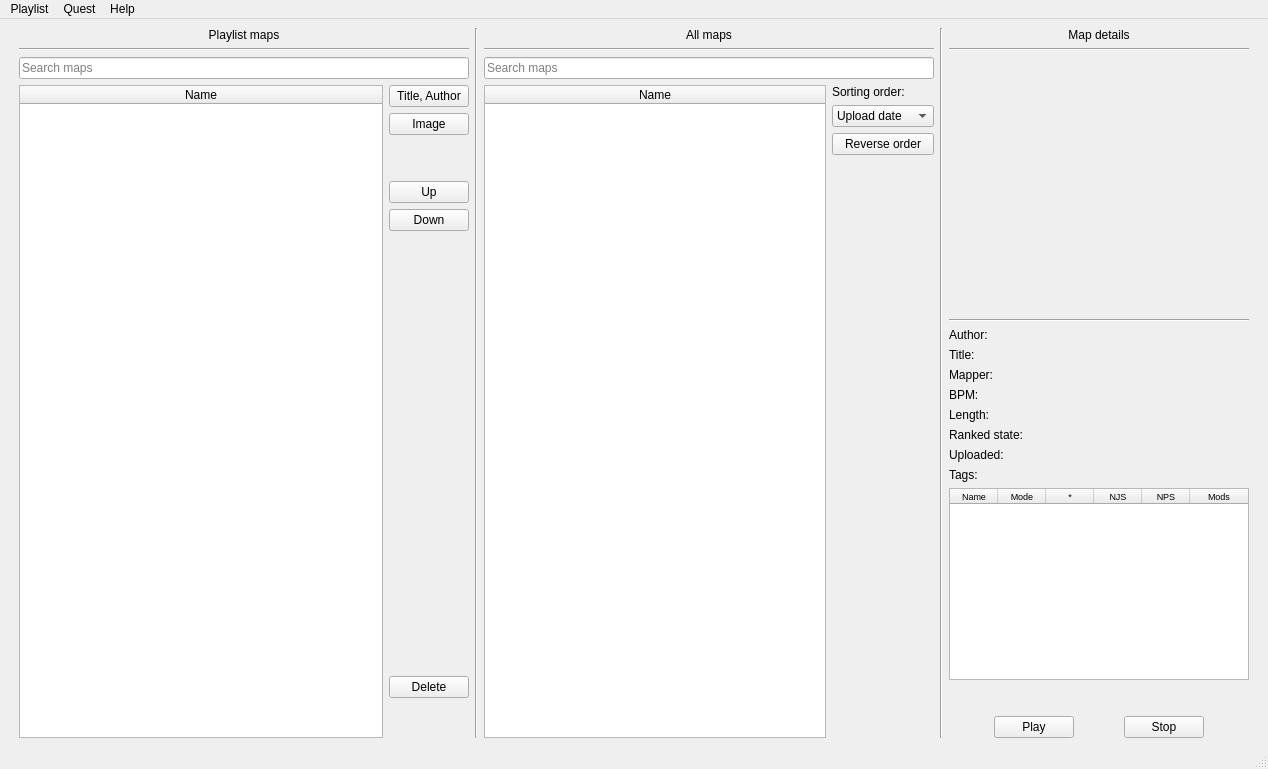
Before: the Qt Designer form ui/main.ui in Unvire/Quest3-beatsaber-playlist-manager, drawn with Qt 5.
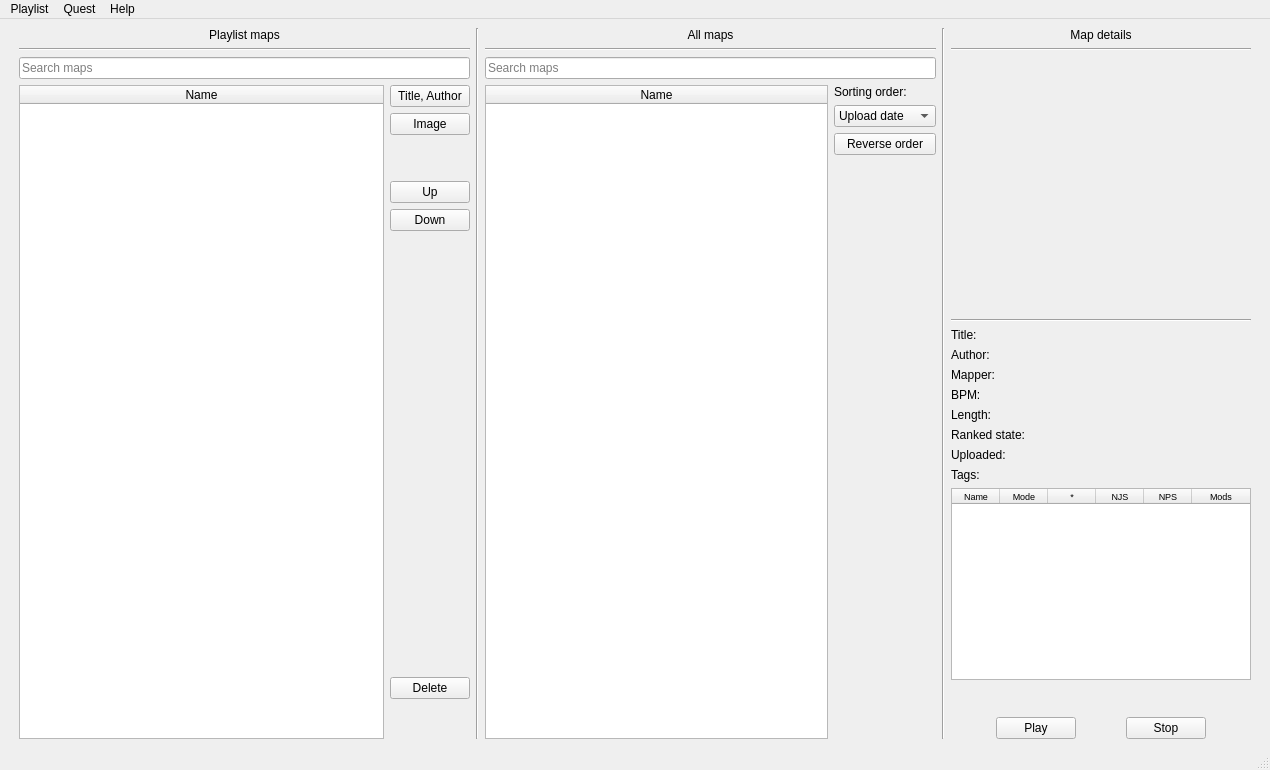
After: the same form once the commit is applied.

Commit message: Labels have constant size with elide text if they are too long. Their size adjust to main window resize

The edit to the form file:
```diff
--- a/ui/main.ui
+++ b/ui/main.ui
@@ -6,8 +6,8 @@
    <rect>
     <x>0</x>
     <y>0</y>
-    <width>1268</width>
-    <height>769</height>
+    <width>1270</width>
+    <height>770</height>
    </rect>
   </property>
   <property name="windowTitle">
@@ -391,20 +391,47 @@
         </item>
         <item>
          <widget class="QLabel" name="mapTitleLabel">
+          <property name="minimumSize">
+           <size>
+            <width>100</width>
+            <height>0</height>
+           </size>
+          </property>
+          <property name="toolTip">
+           <string>Title:</string>
+          </property>
           <property name="text">
-           <string>Author:</string>
+           <string>Title:</string>
           </property>
          </widget>
         </item>
         <item>
          <widget class="QLabel" name="mapAuthorLabel">
+          <property name="minimumSize">
+           <size>
+            <width>100</width>
+            <height>0</height>
+           </size>
+          </property>
+          <property name="toolTip">
+           <string>Author:</string>
+          </property>
           <property name="text">
-           <string>Title:</string>
+           <string>Author:</string>
           </property>
          </widget>
         </item>
         <item>
          <widget class="QLabel" name="mapMapperLabel">
+          <property name="minimumSize">
+           <size>
+            <width>100</width>
+            <height>0</height>
+           </size>
+          </property>
+          <property name="toolTip">
+           <string>Mapper:</string>
+          </property>
           <property name="text">
            <string>Mapper:</string>
           </property>
@@ -412,6 +439,15 @@
         </item>
         <item>
          <widget class="QLabel" name="mapBPMLabel">
+          <property name="minimumSize">
+           <size>
+            <width>100</width>
+            <height>0</height>
+           </size>
+          </property>
+          <property name="toolTip">
+           <string>BPM:</string>
+          </property>
           <property name="text">
            <string>BPM: </string>
           </property>
@@ -419,6 +455,15 @@
         </item>
         <item>
          <widget class="QLabel" name="mapLengthLabel">
+          <property name="minimumSize">
+           <size>
+            <width>100</width>
+            <height>0</height>
+           </size>
+          </property>
+          <property name="toolTip">
+           <string>Length:</string>
+          </property>
           <property name="text">
            <string>Length:</string>
           </property>
@@ -426,6 +471,15 @@
         </item>
         <item>
          <widget class="QLabel" name="mapRankedStateLabel">
+          <property name="minimumSize">
+           <size>
+            <width>100</width>
+            <height>0</height>
+           </size>
+          </property>
+          <property name="toolTip">
+           <string>Ranked state:</string>
+          </property>
           <property name="text">
            <string>Ranked state:</string>
           </property>
@@ -433,6 +487,15 @@
         </item>
         <item>
          <widget class="QLabel" name="mapUploadedLabel">
+          <property name="minimumSize">
+           <size>
+            <width>100</width>
+            <height>0</height>
+           </size>
+          </property>
+          <property name="toolTip">
+           <string>Uploaded:</string>
+          </property>
           <property name="text">
            <string>Uploaded:</string>
           </property>
@@ -440,6 +503,15 @@
         </item>
         <item>
          <widget class="QLabel" name="mapTagsLabel">
+          <property name="minimumSize">
+           <size>
+            <width>100</width>
+            <height>0</height>
+           </size>
+          </property>
+          <property name="toolTip">
+           <string>Tags:</string>
+          </property>
           <property name="text">
            <string>Tags:</string>
           </property>
@@ -599,7 +671,7 @@
     <rect>
      <x>0</x>
      <y>0</y>
-     <width>1268</width>
+     <width>1270</width>
      <height>21</height>
     </rect>
    </property>
```
The commit also changes 1 other file.
